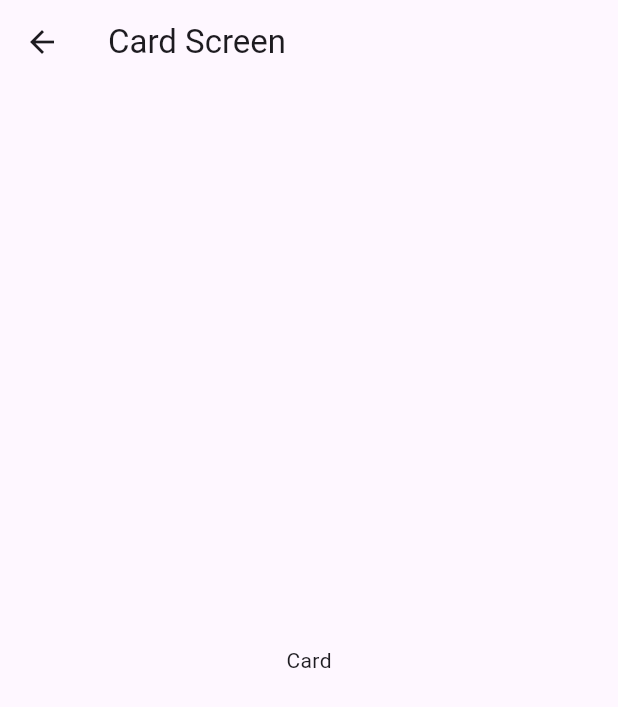
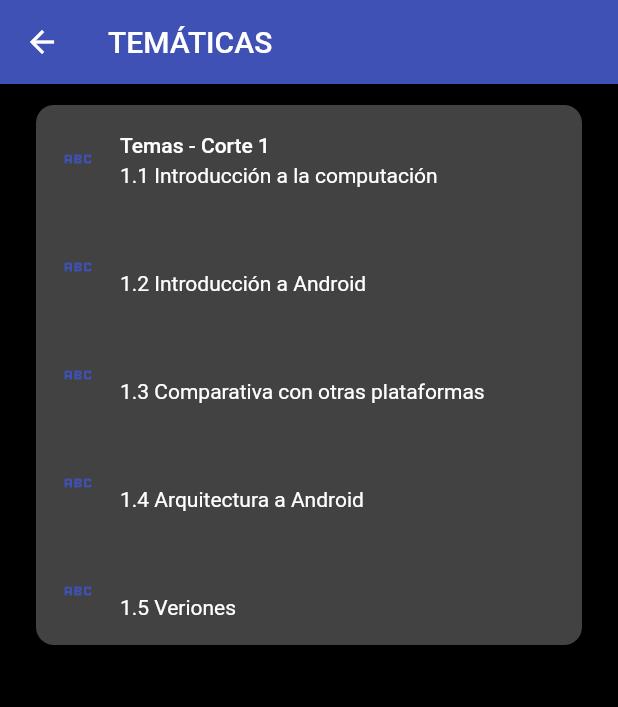
Before and after one commit to JuanSMendezS/Proyecto, a Flutter app: the CardScreen screen opened by its route, on a phone screen of 412 x 824 dp. Shown: the top 707 px of the screen. Run offline on Flutter 3.47's test engine with Material 2 defaults, Android fonts, the phone set to English and light mode, and no system bars.

Commit message:
pocos cambios restantes

```diff
--- a/lib/main.dart
+++ b/lib/main.dart
@@ -1,4 +1,5 @@
 import 'package:course/router/app_routes.dart';
+import 'package:course/themes/app_theme.dart';
 import 'package:flutter/material.dart';
 
 void main() {
@@ -11,10 +12,7 @@ class MyApp extends StatelessWidget {
   Widget build(BuildContext context) {
     return MaterialApp(
       title: 'Flutter Demo',
-      theme: ThemeData(
-        colorScheme: ColorScheme.fromSeed(seedColor: Colors.deepPurple),
-        useMaterial3: true,
-      ),
+      theme: AppTheme.darktheme,
       initialRoute: AppRoutes.intialRoute,
       routes: AppRoutes.getAppRoutes(),
       onGenerateRoute: AppRoutes.onGenerateRoute,
--- a/lib/router/app_routes.dart
+++ b/lib/router/app_routes.dart
@@ -14,13 +14,13 @@ class AppRoutes {
     MenuOption(
         route: 'card',
         icon: Icons.view_list,
-        name: 'Tercera Pantalla',
+        name: 'Temáticas',
         screen: const CardScreen()),
     MenuOption(
-        route: 'alert',
+        route: 'settings',
         icon: Icons.settings,
-        name: 'Cuarta Pantalla',
-        screen: const AlertScreen())
+        name: 'Ajustes',
+        screen: const AppSettingsScreen())
   ];
 
   static Map<String, Widget Function(BuildContext)> getAppRoutes() {
@@ -43,7 +43,7 @@ class AppRoutes {
 
   static Route<dynamic> onGenerateRoute(RouteSettings settings) {
     return MaterialPageRoute(
-      builder: (context) => const AlertScreen(),
+      builder: (context) => const AppSettingsScreen(),
     );
   }
 }
--- a/lib/screens/card_screen.dart
+++ /dev/null
@@ -1,17 +0,0 @@
-import 'package:flutter/material.dart';
-
-class CardScreen extends StatelessWidget {
-  const CardScreen({super.key});
-
-  @override
-  Widget build(BuildContext context) {
-    return Scaffold(
-      appBar: AppBar(
-        title: const Text('Card Screen'),
-      ),
-      body: const Center(
-        child: Text('Card'),
-      ),
-    );
-  }
-}
--- /dev/null
+++ b/lib/screens/list.dart
@@ -0,0 +1,18 @@
+import 'package:course/widgets/widgets.dart';
+import 'package:flutter/material.dart';
+
+class CardScreen extends StatelessWidget {
+  const CardScreen({super.key});
+
+  @override
+  Widget build(BuildContext context) {
+    return Scaffold(
+        appBar: AppBar(
+          title: const Text('TEMÁTICAS'),
+        ),
+        body: ListView(
+          padding: const EdgeInsets.symmetric(horizontal: 20, vertical: 10),
+          children: const [CustomCard()],
+        ));
+  }
+}
--- a/lib/screens/screens.dart
+++ b/lib/screens/screens.dart
@@ -1,5 +1,5 @@
-export 'package:course/screens/alert_screen.dart';
-export 'package:course/screens/card_screen.dart';
-export 'package:course/screens/listview1_screen.dart';
+export 'package:course/screens/app_settings.dart';
+export 'package:course/screens/list.dart';
+export 'package:course/screens/sign_in.dart';
 
 export 'home_screen.dart';
--- /dev/null
+++ b/lib/themes/app_theme.dart
@@ -0,0 +1,15 @@
+import 'package:flutter/material.dart';
+
+class AppTheme {
+  static const Color primary = Colors.indigo;
+  static final ThemeData darktheme = ThemeData.dark().copyWith(
+      primaryColor: Colors.indigo,
+      appBarTheme: const AppBarTheme(color: primary, elevation: 0),
+      useMaterial3: true,
+      scaffoldBackgroundColor: Colors.black);
+  static final ThemeData lightheme = ThemeData.light().copyWith(
+      primaryColor: Colors.indigo,
+      appBarTheme: const AppBarTheme(color: primary, elevation: 0),
+      useMaterial3: true,
+      scaffoldBackgroundColor: Colors.white);
+}
--- /dev/null
+++ b/lib/widgets/custom_card.dart
@@ -0,0 +1,39 @@
+import 'package:course/themes/app_theme.dart';
+import 'package:flutter/material.dart';
+
+class CustomCard extends StatelessWidget {
+  const CustomCard({
+    super.key,
+  });
+
+  @override
+  Widget build(BuildContext context) {
+    return const Card(
+      child: Column(
+        children: [
+          ListTile(
+            leading: Icon(Icons.abc, color: AppTheme.primary),
+            title: Text('Temas - Corte 1'),
+            subtitle: Text('1.1 Introducción a la computación'),
+          ),
+          ListTile(
+            leading: Icon(Icons.abc, color: AppTheme.primary),
+            subtitle: Text('1.2 Introducción a Android'),
+          ),
+          ListTile(
+            leading: Icon(Icons.abc, color: AppTheme.primary),
+            subtitle: Text('1.3 Comparativa con otras plataformas'),
+          ),
+          ListTile(
+            leading: Icon(Icons.abc, color: AppTheme.primary),
+            subtitle: Text('1.4 Arquitectura a Android'),
+          ),
+          ListTile(
+            leading: Icon(Icons.abc, color: AppTheme.primary),
+            subtitle: Text('1.5 Veriones'),
+          )
+        ],
+      ),
+    );
+  }
+}
--- /dev/null
+++ b/lib/widgets/widgets.dart
@@ -0,0 +1 @@
+export 'package:course/widgets/custom_card.dart';
```
Also changed, not shown: lib/screens/alert_screen.dart (deleted, +0 -15 lines), lib/screens/app_settings.dart (added, +61 -0 lines), lib/screens/home_screen.dart (+5 -2 lines), lib/screens/sign_in.dart (renamed from lib/screens/listview1_screen.dart, +18 -9 lines).
